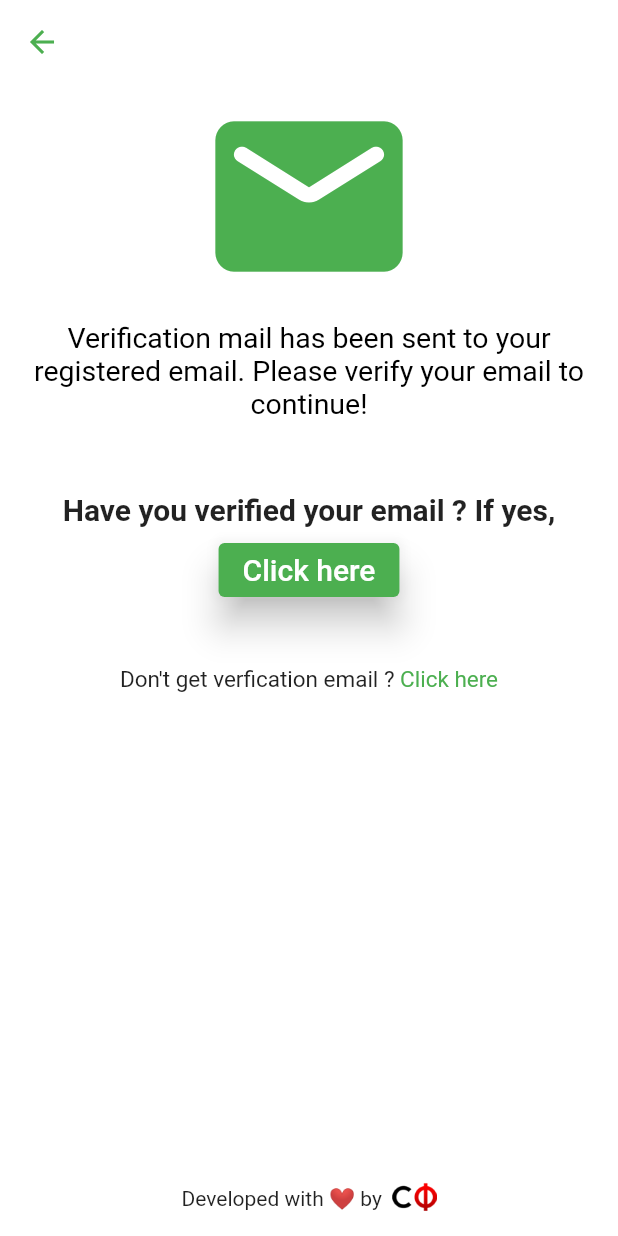
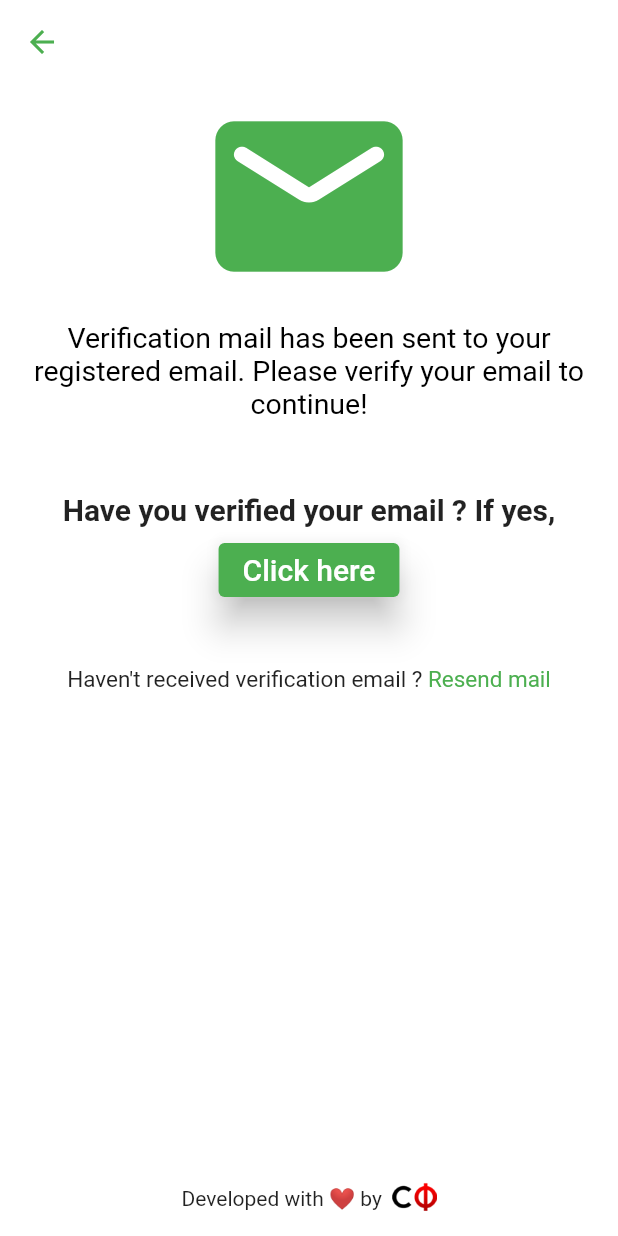
Before and after one commit to WebOps-and-Blockchain-Club/clinsti-mobile-client, a Flutter app: the Verify screen opened directly, on a phone screen of 412 x 824 dp. Run offline on Flutter 3.47's test engine with Material 2 defaults, Android fonts, the light colour scheme and no system bars; our stand-ins replace email_validator, flutter_image_compress, flutter_svg_provider, fluttertoast, geocoding, geolocator and 3 more; missing offline and left inert: multi_image_picker, timer_button; accounts and stored records are empty.

Commit message:
fixed spelling mistakes in verify screen

```diff
--- a/lib/screens/VerifyScreen/main.dart
+++ b/lib/screens/VerifyScreen/main.dart
@@ -142,7 +142,7 @@ class _VerifyState extends State<Verify> {
                         mainAxisAlignment: MainAxisAlignment.center,
                         children: [
                           Text(
-                            "Don't get verfication email ? ",
+                            "Haven't received verification email ? ",
                             style: TextStyle(fontSize: 15.0),
                           ),
                           GestureDetector(
@@ -150,7 +150,7 @@ class _VerifyState extends State<Verify> {
                               await _resendVerificationMail(auth);
                             },
                             child: Text(
-                              "Click here",
+                              "Resend mail",
                               style: TextStyle(
                                   color: Colors.green, fontSize: 15.0),
                             ),
```
